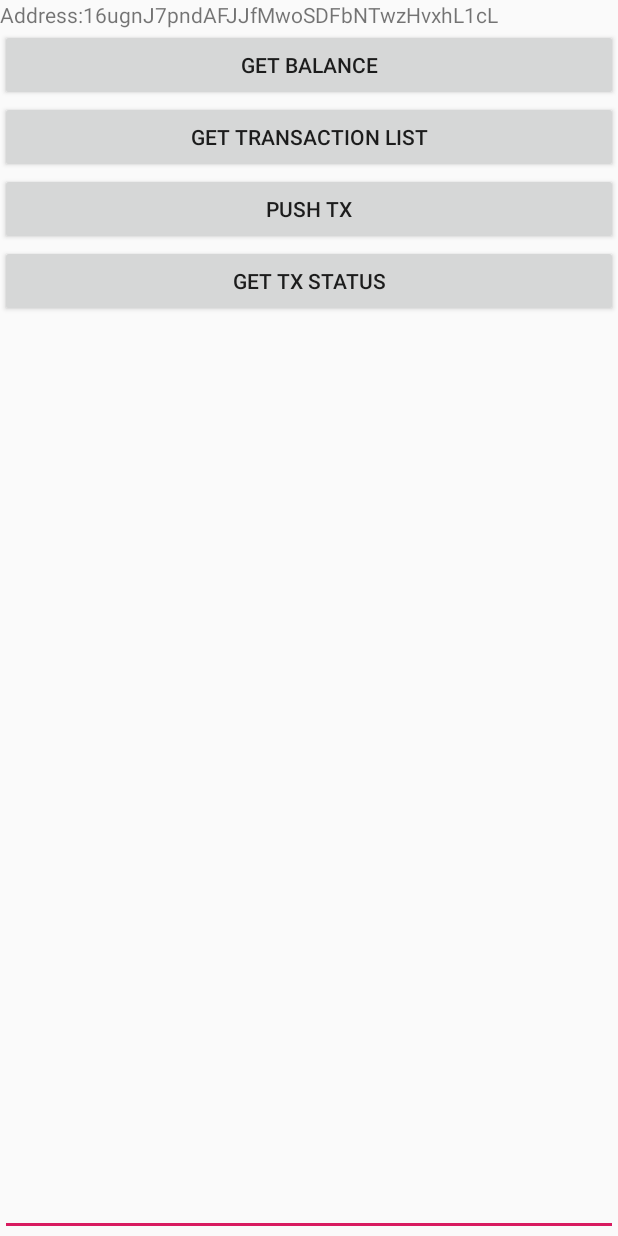
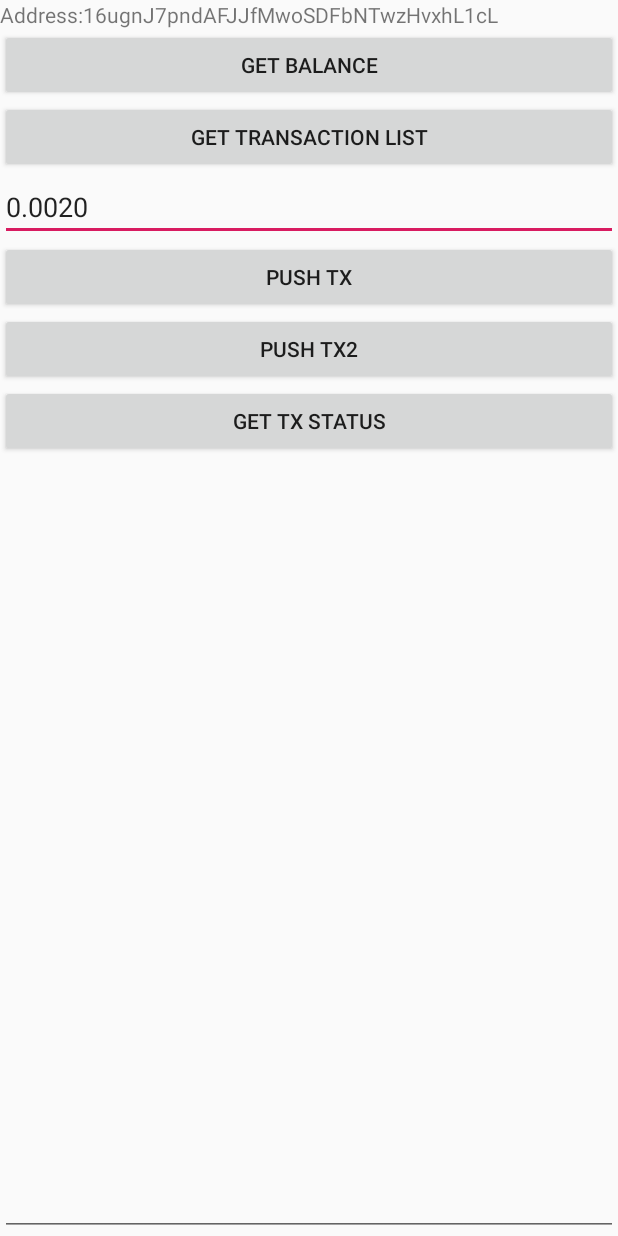
Before and after one commit to Catherinelhl/BTCDemo, an Android app: the screen it shows after launch (MainActivity), after a tap on "PUSH TX", on a phone screen of 412 x 824 dp. Run offline under Robolectric (Android 15) with nearby library versions, the phone set to English and light mode, and no system bars; our stand-ins replace ButterKnife; libraries missing offline, so code that uses them is left out: com.jakewharton.retrofit2, org.bitcoinj.core, org.bitcoinj.script, org.spongycastle.util; 7 statements that could not run were skipped.

Commit message:
BTC demo

```diff
--- a/Android/BTCDemo/app/src/main/java/bcaasc/io/btcdemo/activity/MainActivity.java
+++ b/Android/BTCDemo/app/src/main/java/bcaasc/io/btcdemo/activity/MainActivity.java
@@ -3,6 +3,7 @@ package bcaasc.io.btcdemo.activity;
 import android.app.Activity;
 import android.os.Bundle;
 import android.support.annotation.Nullable;
+import android.text.TextUtils;
 import android.view.View;
 import android.widget.Button;
 import android.widget.EditText;
@@ -32,6 +33,10 @@ public class MainActivity extends Activity implements MainContact.View {
     TextView tvAddress;
     @BindView(R.id.btn_get_tx_status)
     Button btnGetTxStatus;
+    @BindView(R.id.et_amount)
+    EditText etAmount;
+    @BindView(R.id.btn_push_xiaodong)
+    Button btnPushXiaodong;
     private MainContact.Presenter presenter;
 
     @Override
@@ -48,6 +53,8 @@ public class MainActivity extends Activity implements MainContact.View {
     private void initView() {
         presenter = new MainPresenterImp(this);
         tvAddress.setText("Address:" + Constants.address);
+        etAmount.setText("0.0020");
+        presenter.getBalance();
     }
 
     private void initListener() {
@@ -66,7 +73,23 @@ public class MainActivity extends Activity implements MainContact.View {
         btnPush.setOnClickListener(new View.OnClickListener() {
             @Override
             public void onClick(View v) {
-                presenter.getUnspent();
+
+                String amount = etAmount.getText().toString();
+                if (TextUtils.isEmpty(amount)) {
+                    amount = Constants.amountString;
+                }
+                presenter.getUnspent(amount, Constants.toAddress);
+            }
+        });
+        btnPushXiaodong.setOnClickListener(new View.OnClickListener() {
+            @Override
+            public void onClick(View v) {
+
+                String amount = etAmount.getText().toString();
+                if (TextUtils.isEmpty(amount)) {
+                    amount = Constants.amountString;
+                }
+                presenter.getUnspent(amount, "13WVtuUFwoEp3wsBmocRA1KDQ8C95P5wS3");
             }
         });
         btnGetTxStatus.setOnClickListener(new View.OnClickListener() {
@@ -75,6 +98,7 @@ public class MainActivity extends Activity implements MainContact.View {
                 presenter.getTXInfoByHash("");
             }
         });
+
 
     }
 
--- a/Android/BTCDemo/app/src/main/java/bcaasc/io/btcdemo/constants/Constants.java
+++ b/Android/BTCDemo/app/src/main/java/bcaasc/io/btcdemo/constants/Constants.java
@@ -14,7 +14,7 @@ public class Constants {
 //    public static String address = "mkkjcX4s4zoJJaE5E1NnfvsbuMvmzgBWTo";
 //    public static String privateWIFKey = "93AaWXJMutsyX5KPCXzGjK9uPm18ezP5jiFjcCtvZwELYX9LAkk";
 
-    public static final String feeString = "0.00001";
+    public static final String feeString = "0.00001";//fee min
     public static final String amountString = "0.0021";
     public static String toAddress = BTCParamsConstants.isTest ? "mu41Bfy1RiGkW3KDDpj2ndr36VFad9ydau" : "3DwjFrvc6avJeUJ6hG54WoSp3p2cVM4xwc";
     public static String address = BTCParamsConstants.isTest ? "mkkjcX4s4zoJJaE5E1NnfvsbuMvmzgBWTo" : "16ugnJ7pndAFJJfMwoSDFbNTwzHvxhL1cL";
--- a/Android/BTCDemo/app/src/main/java/bcaasc/io/btcdemo/contact/MainContact.java
+++ b/Android/BTCDemo/app/src/main/java/bcaasc/io/btcdemo/contact/MainContact.java
@@ -24,7 +24,7 @@ public interface MainContact {
 
         void getTransactionList();
 
-        void getUnspent();
+        void getUnspent(String amount,String address);
 
         void getTXInfoByHash(String rawHash);
 
--- a/Android/BTCDemo/app/src/main/java/bcaasc/io/btcdemo/presenter/MainPresenterImp.java
+++ b/Android/BTCDemo/app/src/main/java/bcaasc/io/btcdemo/presenter/MainPresenterImp.java
@@ -106,7 +106,7 @@ public class MainPresenterImp implements MainContact.Presenter {
      * @return
      */
     @Override
-    public void getUnspent() {
+    public void getUnspent(String amount,String addressTo) {
         interactor.getUnspent(Constants.address, new Callback<BtcUnspentOutputsResponse>() {
             @Override
             public void onResponse(Call<BtcUnspentOutputsResponse> call, Response<BtcUnspentOutputsResponse> response) {
@@ -118,7 +118,7 @@ public class MainPresenterImp implements MainContact.Presenter {
                     //排序UTXO  从大到小
                     Collections.sort(btcUtxoList, (unspentOutput, t1) -> Long.compare(t1.getValue(), unspentOutput.getValue()));
                     view.success(btcUtxoList.toString());
-                    pushTX(Constants.feeString, Constants.toAddress, Constants.amountString);
+                    pushTX(Constants.feeString, addressTo, amount);
                 }
             }
 
@@ -159,6 +159,8 @@ public class MainPresenterImp implements MainContact.Presenter {
      * @param feeString    手续费
      * @param toAddress    收款地址
      * @param amountString 转账数量
+     *                     <p>
+     *                     0.00001
      * @return
      */
     @Override
@@ -223,7 +225,8 @@ public class MainPresenterImp implements MainContact.Presenter {
         LogTool.d(TAG, "amount:" + amount);
         //比较当前账户的balance的double值是否大于这次需要push的金额double值
         if (walletBtc.doubleValue() < amount.doubleValue()) {
-            LogTool.e(TAG, "insufficient_transaction");
+            view.failure("insufficient_transaction");
+            return;
         }
         //得到这次传送之后剩下的btc
         BigDecimal goBackBtc = walletBtc.subtract(amount);
--- a/Android/BTCDemo/app/src/main/res/layout/activity_main.xml
+++ b/Android/BTCDemo/app/src/main/res/layout/activity_main.xml
@@ -21,11 +21,22 @@
             android:layout_width="match_parent"
             android:layout_height="wrap_content"
             android:text="Get Transaction List"/>
+    <EditText
+            android:id="@+id/et_amount"
+            android:layout_width="match_parent"
+            android:hint="please enter the amount"
+            android:layout_height="wrap_content"
+    />
     <Button
             android:id="@+id/btn_push"
             android:layout_width="match_parent"
             android:layout_height="wrap_content"
             android:text="Push TX"/>
+    <Button
+            android:id="@+id/btn_push_xiaodong"
+            android:layout_width="match_parent"
+            android:layout_height="wrap_content"
+            android:text="Push TX2"/>
     <Button
             android:id="@+id/btn_get_tx_status"
             android:layout_width="match_parent"
```
Also changed, not shown: 21 other files.
